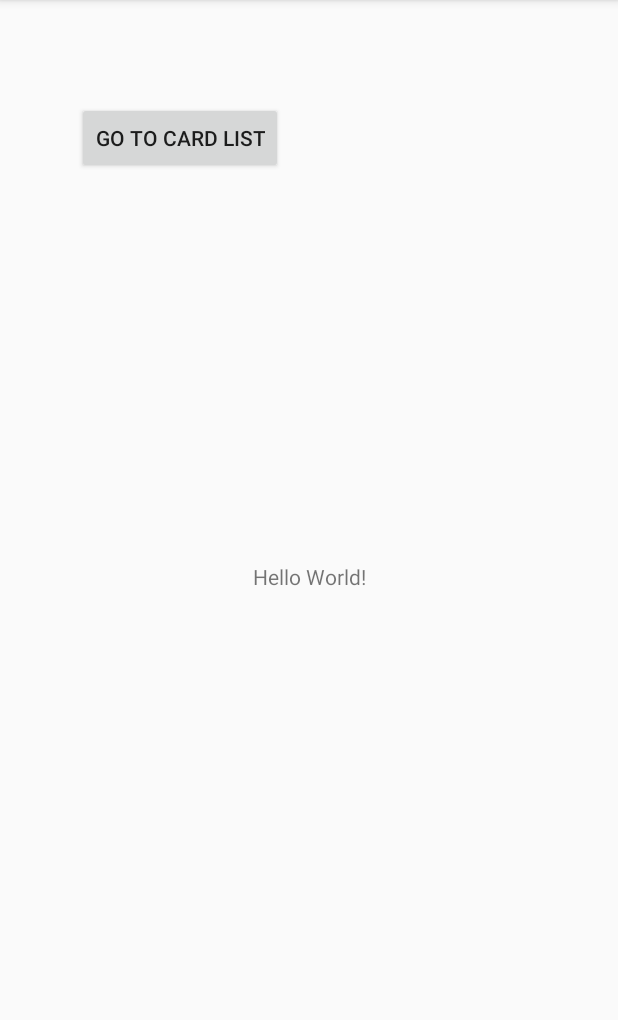
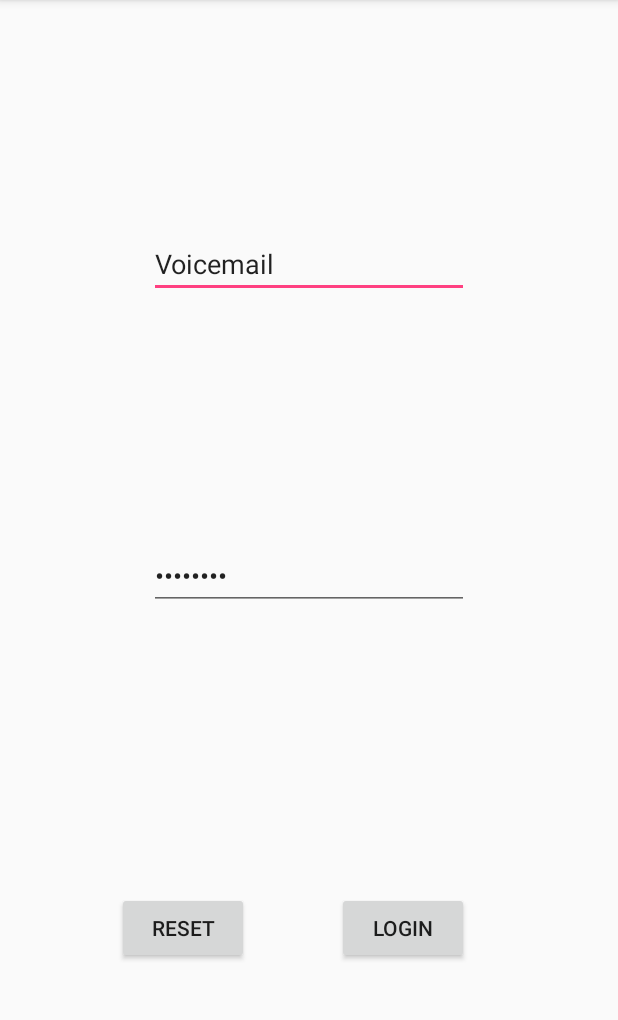
Before and after one commit to mgaberali/flash-cards-android, an Android app: the screen it shows after launch (MainActivity before the commit, LoginActivity after it), on a phone screen of 412 x 824 dp, the part 84-1104 px from its top. Run offline under Robolectric (Android 15) with nearby library versions, the phone set to English and light mode, and no system bars.

Commit message:
login and signup logic, not finalized

```diff
--- a/app/src/main/java/com/h2mt/flashcards/activities/CardListActivity.kt
+++ b/app/src/main/java/com/h2mt/flashcards/activities/CardListActivity.kt
@@ -23,7 +23,7 @@ class CardListActivity : AppCompatActivity() {
         cards_recycleview.visibility = View.GONE
         cards_recycleview.layoutManager = LinearLayoutManager(this)
 
-        loadCardsBySetId(4)
+        loadCardsBySetId(1)
     }
 
     private fun loadCardsBySetId(setId: Int){
--- /dev/null
+++ b/app/src/main/java/com/h2mt/flashcards/models/User.kt
@@ -0,0 +1,5 @@
+package com.h2mt.flashcards.models
+
+import android.provider.ContactsContract
+
+data class User (val email: String, val password: String, val firstName: String, val lastName: String)
--- a/app/src/main/java/com/h2mt/flashcards/services/CardApi.kt
+++ b/app/src/main/java/com/h2mt/flashcards/services/CardApi.kt
@@ -8,6 +8,6 @@ import retrofit2.http.Query
 
 interface CardApi {
 
-    @GET("card")
+    @GET("api/card")
     fun getCardsBySetId(@Query("setId") setId: Int) : Call<List<Card>>
 }
--- /dev/null
+++ b/app/src/main/res/layout/activity_login.xml
@@ -0,0 +1,60 @@
+<?xml version="1.0" encoding="utf-8"?>
+<RelativeLayout xmlns:android="http://schemas.android.com/apk/res/android"
+    xmlns:app="http://schemas.android.com/apk/res-auto"
+    xmlns:tools="http://schemas.android.com/tools"
+    android:layout_width="match_parent"
+    android:layout_height="match_parent"
+    tools:context=".activities.LoginActivity">
+
+    <EditText
+        android:id="@+id/userEmailText"
+        android:layout_width="wrap_content"
+        android:layout_height="wrap_content"
+        android:layout_alignParentTop="true"
+        android:layout_centerHorizontal="true"
+        android:layout_marginTop="153dp"
+        android:contentDescription="user email"
+        android:ems="10"
+        android:inputType="textPersonName"
+        android:text="@android:string/defaultVoiceMailAlphaTag" />
+
+    <EditText
+        android:id="@+id/passwordText"
+        android:layout_width="wrap_content"
+        android:layout_height="wrap_content"
+        android:layout_centerInParent="true"
+        android:contentDescription="password"
+        android:ems="10"
+        android:inputType="textPassword"
+        android:text="password" />
+
+    <Button
+        android:id="@+id/loginButton"
+        android:layout_width="wrap_content"
+        android:layout_height="wrap_content"
+        android:layout_alignEnd="@+id/userEmailText"
+        android:layout_alignParentBottom="true"
+        android:layout_marginBottom="125dp"
+        android:text="Login" />
+
+    <Button
+        android:id="@+id/resetButton"
+        android:layout_width="wrap_content"
+        android:layout_height="wrap_content"
+        android:layout_alignParentStart="true"
+        android:layout_alignTop="@+id/loginButton"
+        android:layout_marginStart="78dp"
+        android:text="Reset" />
+
+    <TextView
+        android:id="@+id/LoginHeader"
+        android:layout_width="232dp"
+        android:layout_height="61dp"
+        android:layout_alignParentTop="true"
+        android:layout_centerHorizontal="true"
+        android:layout_marginTop="39dp"
+        android:textSize="25dp"
+        android:padding="30dp"
+        android:text="TextView" />
+
+</RelativeLayout>
--- a/app/src/main/res/values/strings.xml
+++ b/app/src/main/res/values/strings.xml
@@ -1,6 +1,7 @@
 <resources>
     <string name="app_name">Flash Cards</string>
-    <string name="flash_cards_api_url">http://192.168.1.2:8080/api/</string>
+    <string name="flash_cards_api_url">http://172.19.253.65:8080/</string>
     <string name="user_preference_file_key">com.h2mt.flashcards.USER_PREFERENCE</string>
     <string name="user_preference_access_token_key">accessToken</string>
+    <string name="email">Email</string>
 </resources>
```
Also changed, not shown: app/src/main/AndroidManifest.xml (+18 -2 lines), app/src/main/java/com/h2mt/flashcards/activities/LoginActivity.kt (added, +126 -0 lines), app/src/main/java/com/h2mt/flashcards/activities/MainActivity.kt (+5 -1 lines), app/src/main/java/com/h2mt/flashcards/activities/SignupActivity.kt (added, +184 -0 lines), app/src/main/java/com/h2mt/flashcards/config/RetrofitConfig.kt (+11 -1 lines), app/src/main/java/com/h2mt/flashcards/services/UserApi.kt (added, +23 -0 lines), app/src/main/java/com/h2mt/flashcards/services/UserService.kt (added, +17 -0 lines), app/src/main/res/layout/activity_main.xml (+9 -0 lines), app/src/main/res/layout/activity_signup.xml (added, +104 -0 lines).
